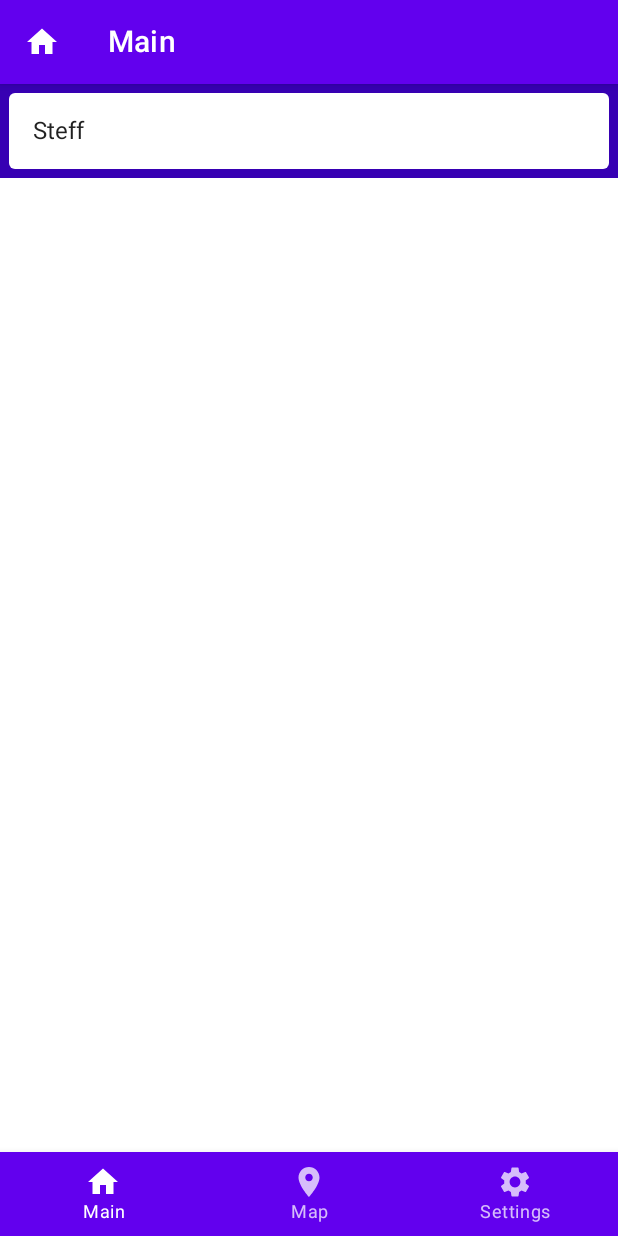
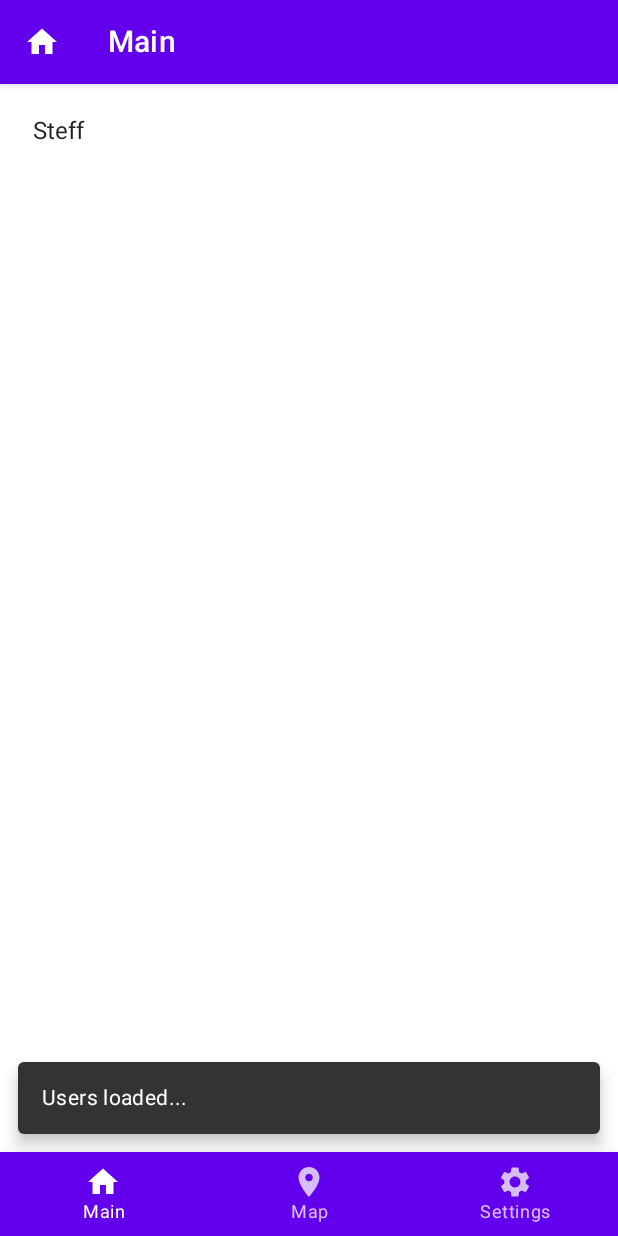
Before and after one commit to TKSpectro/cororna-check-in-app, an Android app built with Jetpack Compose: the MainScreen screen opened through its navigation route, on a phone screen of 412 x 824 dp. Run offline under Robolectric (Android 15) with nearby library versions, the phone set to English and light mode, and no system bars; our stand-ins replace Room's generated code.

Commit message:
Loading Delay & Loading Placeholder View

```diff
--- a/app/src/main/java/de/fhe/ai/pmc/acat/app/di/modules/KoinModules.kt
+++ b/app/src/main/java/de/fhe/ai/pmc/acat/app/di/modules/KoinModules.kt
@@ -5,6 +5,7 @@ import de.fhe.ai.pmc.acat.app.ui.screens.main.MainScreenViewModel
 import de.fhe.ai.pmc.acat.data.AppDatabase
 import de.fhe.ai.pmc.acat.data.RepositoryImpl
 import de.fhe.ai.pmc.acat.domain.GetUsers
+import de.fhe.ai.pmc.acat.domain.GetUsersAsync
 import de.fhe.ai.pmc.acat.domain.Logger
 import de.fhe.ai.pmc.acat.domain.Repository
 import org.koin.androidx.viewmodel.dsl.viewModel
@@ -26,8 +27,9 @@ val databaseModule = module {
 
 val useCaseModule = module {
     factory { GetUsers(get()) }
+    factory { GetUsersAsync(get()) }
 }
 
 val viewModelModule = module {
-    viewModel { MainScreenViewModel(get()) }
+    viewModel { MainScreenViewModel(get(), get()) }
 }
--- a/app/src/main/java/de/fhe/ai/pmc/acat/app/ui/screens/main/MainScreen.kt
+++ b/app/src/main/java/de/fhe/ai/pmc/acat/app/ui/screens/main/MainScreen.kt
@@ -2,22 +2,54 @@ package de.fhe.ai.pmc.acat.app.ui.screens.main
 
 import androidx.compose.foundation.background
 import androidx.compose.foundation.layout.Column
+import androidx.compose.foundation.lazy.LazyColumn
+import androidx.compose.foundation.lazy.items
 import androidx.compose.material.MaterialTheme
+import androidx.compose.material.SnackbarDuration
+import androidx.compose.material.Text
 import androidx.compose.runtime.Composable
+import androidx.compose.runtime.LaunchedEffect
 import androidx.compose.runtime.collectAsState
 import androidx.compose.runtime.getValue
 import androidx.compose.runtime.remember
 
 import androidx.compose.ui.Modifier
+import de.fhe.ai.pmc.acat.app.ui.screens.core.LocalScaffoldState
+import de.fhe.ai.pmc.acat.app.ui.screens.util.AsyncPlaceholderView
+import de.fhe.ai.pmc.acat.domain.AsyncOperation
+import de.fhe.ai.pmc.acat.domain.AsyncOperationState
+import de.fhe.ai.pmc.acat.domain.User
 import org.koin.androidx.compose.getViewModel
 
 @Composable
 fun MainScreen(modifier: Modifier = Modifier) {
 
     val vm = getViewModel<MainScreenViewModel>()
-    val users by remember(vm) { vm.getUsers() }.collectAsState(listOf())
 
-    Column(modifier = modifier.background( MaterialTheme.colors.primaryVariant )) {
-        UserList(users, modifier)
+    // Currently unused
+    //val users by remember(vm) { vm.getUsers() }.collectAsState(listOf())
+
+    val usersAsync by remember(vm) { vm.getUsersAsync() }.collectAsState( AsyncOperation.undefined() )
+
+    // Side Effect: Show Snack Bar on Status Changes
+    val state = LocalScaffoldState.current
+    LaunchedEffect( usersAsync ) {
+        if( usersAsync.status != AsyncOperationState.UNDEFINED )
+        {
+            state.snackbarHostState.showSnackbar(
+                message  = "${usersAsync.message}...",
+                duration = SnackbarDuration.Short
+            )
+        }
+    }
+
+    Column(modifier = modifier) {
+        if (usersAsync.status == AsyncOperationState.SUCCESS) {
+            @Suppress("UNCHECKED_CAST")
+            UserList(usersAsync.payload as List<User>, modifier)
+        }
+        else {
+            AsyncPlaceholderView( usersAsync )
+        }
     }
 }
--- a/app/src/main/java/de/fhe/ai/pmc/acat/app/ui/screens/main/MainScreenViewModel.kt
+++ b/app/src/main/java/de/fhe/ai/pmc/acat/app/ui/screens/main/MainScreenViewModel.kt
@@ -1,15 +1,22 @@
 package de.fhe.ai.pmc.acat.app.ui.screens.main
 
 import androidx.lifecycle.ViewModel
+import de.fhe.ai.pmc.acat.domain.AsyncOperation
 import de.fhe.ai.pmc.acat.domain.GetUsers
+import de.fhe.ai.pmc.acat.domain.GetUsersAsync
 import de.fhe.ai.pmc.acat.domain.User
 import kotlinx.coroutines.flow.Flow
 
 class MainScreenViewModel(
-    private val getUsersUseCase: GetUsers
-) : ViewModel() {
+    private val getUsersUseCase: GetUsers,
+    private val getUsersAsyncUseCase: GetUsersAsync,
+    ) : ViewModel() {
 
     fun getUsers(): Flow<List<User>> {
         return getUsersUseCase()
     }
+
+    fun getUsersAsync(): Flow<AsyncOperation> {
+        return getUsersAsyncUseCase()
+    }
 }
--- a/app/src/main/java/de/fhe/ai/pmc/acat/app/ui/screens/main/UserList.kt
+++ b/app/src/main/java/de/fhe/ai/pmc/acat/app/ui/screens/main/UserList.kt
@@ -7,14 +7,13 @@ import androidx.compose.runtime.Composable
 import androidx.compose.ui.Modifier
 import androidx.compose.ui.tooling.preview.Preview
 import androidx.compose.ui.tooling.preview.PreviewParameter
+import de.fhe.ai.pmc.acat.app.ui.screens.util.PREVIEW_BACKGROUND_COLOR
 import de.fhe.ai.pmc.acat.app.ui.screens.util.UserListPreviewParameterProvider
-import de.fhe.ai.pmc.acat.app.ui.screens.util.PREVIEW_BACKGROUND_COLOR
 import de.fhe.ai.pmc.acat.domain.User
 
 @Composable
 fun UserList(users: List<User>, modifier: Modifier = Modifier) {
     val scrollState = rememberLazyListState()
-
     LazyColumn(state = scrollState, modifier = modifier) {
         items(users) {
             UserRow(it, modifier = modifier)
--- /dev/null
+++ b/app/src/main/java/de/fhe/ai/pmc/acat/app/ui/screens/util/AsyncPlaceholderView.kt
@@ -0,0 +1,64 @@
+package de.fhe.ai.pmc.acat.app.ui.screens.util
+
+import androidx.compose.foundation.background
+import androidx.compose.foundation.layout.Box
+import androidx.compose.foundation.layout.Column
+import androidx.compose.foundation.layout.fillMaxHeight
+import androidx.compose.foundation.layout.fillMaxWidth
+import androidx.compose.foundation.layout.padding
+import androidx.compose.material.Icon
+import androidx.compose.material.MaterialTheme
+import androidx.compose.material.Text
+import androidx.compose.material.icons.Icons
+import androidx.compose.material.icons.filled.Info
+import androidx.compose.runtime.Composable
+import androidx.compose.ui.Alignment
+import androidx.compose.ui.Alignment.Companion.CenterHorizontally
+import androidx.compose.ui.Modifier
+import androidx.compose.ui.draw.scale
+import androidx.compose.ui.text.style.TextAlign
+import androidx.compose.ui.tooling.preview.Preview
+import androidx.compose.ui.tooling.preview.PreviewParameter
+import androidx.compose.ui.unit.dp
+import de.fhe.ai.pmc.acat.domain.AsyncOperation
+
+@Composable
+fun AsyncPlaceholderView(asyncOperation: AsyncOperation) {
+    Box(
+        Modifier
+            .fillMaxWidth()
+            .fillMaxHeight()
+            .background(MaterialTheme.colors.background)
+    ) {
+        Column(modifier = Modifier
+            .padding(horizontal = 12.dp)
+            .align(Alignment.Center)) {
+            Icon(
+                Icons.Filled.Info,
+                asyncOperation.message,
+                tint = MaterialTheme.colors.onBackground,
+                modifier = Modifier
+                    .align(CenterHorizontally)
+                    .scale(3f)
+                    .padding(40.dp)
+            )
+            Text(asyncOperation.message,
+                style = MaterialTheme.typography.h4,
+                textAlign = TextAlign.Center,
+                color = MaterialTheme.colors.onBackground
+            )
+        }
+
+    }
+}
+
+@Preview(
+    showBackground = true,
+    backgroundColor = PREVIEW_BACKGROUND_COLOR
+)
+@Composable
+fun PreviewUserRow(
+    @PreviewParameter(AsyncOpPreviewParameterProvider::class) asyncOperation: AsyncOperation
+) {
+    AsyncPlaceholderView(asyncOperation)
+}
--- a/app/src/main/java/de/fhe/ai/pmc/acat/app/ui/screens/util/PreviewParameter.kt
+++ b/app/src/main/java/de/fhe/ai/pmc/acat/app/ui/screens/util/PreviewParameter.kt
@@ -1,6 +1,7 @@
 package de.fhe.ai.pmc.acat.app.ui.screens.util
 
 import androidx.compose.ui.tooling.preview.PreviewParameterProvider
+import de.fhe.ai.pmc.acat.domain.AsyncOperation
 import de.fhe.ai.pmc.acat.domain.User
 
 class UserPreviewParameterProvider : PreviewParameterProvider<User> {
@@ -9,6 +10,10 @@ class UserPreviewParameterProvider : PreviewParameterProvider<User> {
 
 class UserListPreviewParameterProvider : PreviewParameterProvider<List<User>> {
     override val values = sequenceOf(userList)
+}
+
+class AsyncOpPreviewParameterProvider : PreviewParameterProvider<AsyncOperation> {
+    override val values = asyncOpList.asSequence()
 }
 
 private val userList = listOf(
@@ -21,4 +26,12 @@ private val userList = listOf(
     User("Well, yes another one"),
 )
 
+private val asyncOpList = listOf(
+    AsyncOperation.undefined(),
+    AsyncOperation.loading(),
+    AsyncOperation.error(),
+    AsyncOperation.saving(),
+    AsyncOperation.success(payload = "Payload")
+)
+
 const val PREVIEW_BACKGROUND_COLOR = 0xbbbbbbbb
--- a/app/src/main/java/de/fhe/ai/pmc/acat/app/ui/theme/Theme.kt
+++ b/app/src/main/java/de/fhe/ai/pmc/acat/app/ui/theme/Theme.kt
@@ -5,23 +5,24 @@ import androidx.compose.material.MaterialTheme
 import androidx.compose.material.darkColors
 import androidx.compose.material.lightColors
 import androidx.compose.runtime.Composable
+import androidx.compose.ui.graphics.Color
 
 private val DarkColorPalette = darkColors(
     primary = Purple200,
     primaryVariant = Purple700,
-    secondary = Teal200
+    secondary = Teal200,
 )
 
 private val LightColorPalette = lightColors(
     primary = Purple500,
     primaryVariant = Purple700,
-    secondary = Teal200
+    secondary = Teal200,
 
     /* Other default colors to override
     background = Color.White,
     surface = Color.White,
     onPrimary = Color.White,
-    onSecondary = Color.Black,
+    onSecondary = Color.White,
     onBackground = Color.Black,
     onSurface = Color.Black,
     */
--- a/app/src/main/java/de/fhe/ai/pmc/acat/app/ui/theme/Type.kt
+++ b/app/src/main/java/de/fhe/ai/pmc/acat/app/ui/theme/Type.kt
@@ -12,7 +12,7 @@ val Typography = Typography(
         fontFamily = FontFamily.Default,
         fontWeight = FontWeight.Normal,
         fontSize = 16.sp
-    )
+    ),
     /* Other default text styles to override
     button = TextStyle(
         fontFamily = FontFamily.Default,
--- a/buildSrc/src/main/java/Dependencies.kt
+++ b/buildSrc/src/main/java/Dependencies.kt
@@ -50,6 +50,7 @@ object Dependencies {
     const val room_testing = "androidx.room:room-testing:${Versions.room}"
     const val room_ktx = "androidx.room:room-ktx:${Versions.room}"
     const val room_coroutine = "androidx.room:room-coroutines:${Versions.room}"
+
 }
 
 object DebugDependencies {
--- a/domain/src/main/java/de/fhe/ai/pmc/acat/domain/UseCases.kt
+++ b/domain/src/main/java/de/fhe/ai/pmc/acat/domain/UseCases.kt
@@ -1,5 +1,21 @@
 package de.fhe.ai.pmc.acat.domain
+
+import kotlinx.coroutines.delay
+import kotlinx.coroutines.flow.Flow
+import kotlinx.coroutines.flow.flow
 
 class GetUsers(private val repository: Repository) {
     operator fun invoke() = repository.getUsers()
 }
+
+class GetUsersAsync(private val repository: Repository) {
+    operator fun invoke(): Flow<AsyncOperation> = flow {
+
+        repository.getUsers().collect() {
+            emit( AsyncOperation.loading("Start loading users...") )
+            delay(500)
+            emit( AsyncOperation.success("Users loaded", it ))
+        }
+
+    }
+}
```
Also changed, not shown: app/src/main/java/de/fhe/ai/pmc/acat/app/ui/screens/core/AppNavigationHost.kt (renamed from app/src/main/java/de/fhe/ai/pmc/acat/app/ui/screens/core/Navigation.kt).
